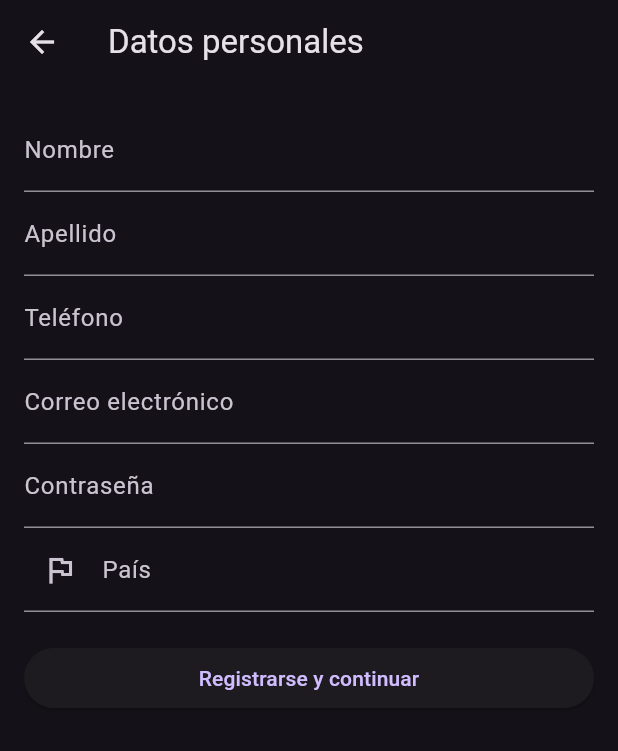
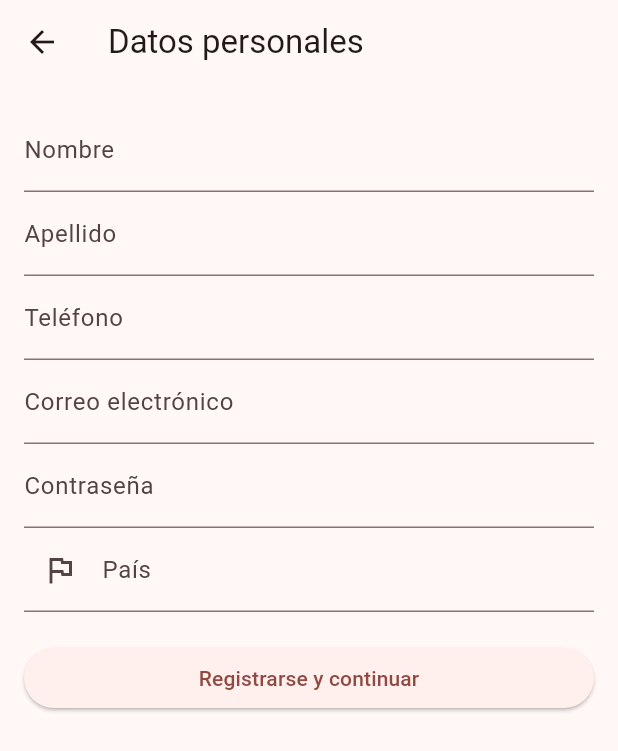
Before and after one commit to maynor-enamorado02/Proyecto-Final-Progra-Movil, a Flutter app: the screen it shows after launch, after a tap on "Iniciar con Google", after a tap on "Registrarse con Correo", on a phone screen of 412 x 824 dp. Shown: the top 751 px of the screen. Run offline on Flutter 3.47's test engine with Material 3 defaults, Android fonts, the phone set to English and light mode, and no system bars; our stand-ins replace cloud_firestore, country_picker, dropdown_search, firebase_auth, firebase_core, flutter_colorpicker and 2 more; accounts and stored records are empty; network calls fail.

Commit message:
V4
Varias mejoras en opciones
Crear temas propios claro y osuro
Bug de backbutton que aparecia en todas las screens

```diff
--- a/lib/Screens/email_login_form.dart
+++ b/lib/Screens/email_login_form.dart
@@ -1,6 +1,9 @@
+// email_login_form.dart
+import 'package:PokeStats/utils/theme_provider.dart';
 import 'package:flutter/material.dart';
 import 'package:firebase_auth/firebase_auth.dart';
 import 'homepage.dart';
+import 'package:provider/provider.dart';
 
 class EmailLoginForm extends StatefulWidget {
   const EmailLoginForm({super.key});
@@ -30,6 +33,8 @@ class _EmailLoginFormState extends State<EmailLoginForm> {
     email: _emailController.text.trim(),
     password: _passwordController.text.trim(),
   );
+
+  await Provider.of<ThemeProvider>(context, listen: false).loadUserPreferences();
 
   Navigator.pushReplacement(
     context,
--- a/lib/Screens/login_page.dart
+++ b/lib/Screens/login_page.dart
@@ -1,10 +1,13 @@
+//login_page.dart
 // ignore_for_file: use_build_context_synchronously
+import 'package:PokeStats/utils/theme_provider.dart';
 import 'package:flutter/material.dart';
 import 'package:firebase_auth/firebase_auth.dart';
 import 'package:google_sign_in/google_sign_in.dart';
-import 'package:prueba/Screens/email_login_form.dart';
-import 'package:prueba/Screens/user_info_form.dart';
+import 'package:PokeStats/Screens/email_login_form.dart';
+import 'package:PokeStats/Screens/user_info_form.dart';
 import 'homepage.dart';
+import 'package:provider/provider.dart';
 
 class LoginPage extends StatefulWidget {
   const LoginPage({super.key});
@@ -46,6 +49,10 @@ class _LoginPageState extends State<LoginPage> {
     );
 
     await FirebaseAuth.instance.signInWithCredential(credential);
+
+    // Cargar tema después del login
+    await Provider.of<ThemeProvider>(context, listen: false).loadUserPreferences();
+
     _goToHomePage();
   } catch (e) {
     setState(() {
@@ -66,6 +73,9 @@ class _LoginPageState extends State<LoginPage> {
 
   try {
     await FirebaseAuth.instance.signInAnonymously();
+
+    await Provider.of<ThemeProvider>(context, listen: false).loadUserPreferences();
+
     _goToHomePage();
   } catch (e) {
     setState(() {
--- a/lib/Screens/user_info_form.dart
+++ b/lib/Screens/user_info_form.dart
@@ -71,10 +71,18 @@ class _UserInfoFormState extends State<UserInfoForm> {
 
   @override
   Widget build(BuildContext context) {
-    return Scaffold(
-      appBar: AppBar(title: const Text('Datos personales')),
-      body: Padding(
-        padding: const EdgeInsets.all(16),
+return Scaffold(
+  appBar: AppBar(
+    title: const Text('Datos personales'),
+    leading: ModalRoute.of(context)?.canPop == true
+        ? IconButton(
+            icon: const Icon(Icons.arrow_back),
+            onPressed: () => Navigator.pop(context),
+          )
+        : null,
+  ),
+  body: Padding(
+    padding: const EdgeInsets.all(16),
         child: Form(
           key: _formKey,
           child: ListView(
--- a/lib/main.dart
+++ b/lib/main.dart
@@ -1,17 +1,24 @@
 import 'package:flutter/material.dart';
 import 'package:firebase_core/firebase_core.dart';
 import 'package:firebase_auth/firebase_auth.dart';
-import 'package:prueba/Screens/login_page.dart';
-import 'package:prueba/Screens/homepage.dart';
+import 'package:PokeStats/Screens/login_page.dart';
+import 'package:PokeStats/Screens/homepage.dart';
+import 'package:PokeStats/utils/theme_provider.dart';
 import 'firebase_options.dart';
+import 'package:provider/provider.dart';
 
 
 void main() async {
   WidgetsFlutterBinding.ensureInitialized();
-  await Firebase.initializeApp(
-  options: DefaultFirebaseOptions.currentPlatform,
+  await Firebase.initializeApp(options: DefaultFirebaseOptions.currentPlatform);
+  final themeProvider = ThemeProvider();
+  await themeProvider.loadUserPreferences(); // carga inicial
+  runApp(
+    ChangeNotifierProvider.value(
+      value: themeProvider,
+      child: const PokemonApp(),
+    ),
   );
-  runApp(const PokemonApp());
 }
 
 class PokemonApp extends StatelessWidget {
@@ -19,17 +26,17 @@
 
   @override
   Widget build(BuildContext context) {
+    return Consumer<ThemeProvider>(
+      builder: (context, themeProvider, _) {
         return MaterialApp(
           debugShowCheckedModeBanner: false,
           title: 'Pokémon App',
-      theme: ThemeData(
-        primarySwatch: Colors.red,
-        brightness: Brightness.dark,
-        visualDensity: VisualDensity.adaptivePlatformDensity,
-      ),
+          theme: themeProvider.themeData,
           home: FirebaseAuth.instance.currentUser == null
               ? const LoginPage()
               : const HomePage(),
         );
+      },
+    );
   }
 }
--- /dev/null
+++ b/lib/utils/theme_provider.dart
@@ -0,0 +1,85 @@
+// lib /utils/theme_provider.dart
+import 'package:flutter/material.dart';
+import 'package:cloud_firestore/cloud_firestore.dart';
+import 'package:firebase_auth/firebase_auth.dart';
+import 'package:shared_preferences/shared_preferences.dart';
+class ThemeProvider with ChangeNotifier {
+  bool _isDarkMode = false;
+  Color _primaryColor = Colors.red;
+
+  bool get isDarkMode => _isDarkMode;
+  Color get primaryColor => _primaryColor;
+
+  ThemeMode get themeMode => _isDarkMode ? ThemeMode.dark : ThemeMode.light;
+
+  ThemeData get themeData => ThemeData(
+        brightness: _isDarkMode ? Brightness.dark : Brightness.light,
+        primaryColor: _primaryColor,
+        colorScheme: ColorScheme.fromSeed(
+          seedColor: _primaryColor,
+          brightness: _isDarkMode ? Brightness.dark : Brightness.light,
+        ),
+        useMaterial3: true,
+      );
+
+  /// Cargar preferencias al inicio
+  Future<void> loadUserPreferences() async {
+    final user = FirebaseAuth.instance.currentUser;
+
+    if (user != null && !user.isAnonymous) {
+      final doc = await FirebaseFirestore.instance.collection('users').doc(user.uid).get();
+      if (doc.exists) {
+        final data = doc.data()!;
+        if (data.containsKey('colorPrimario')) {
+          _primaryColor = Color(int.parse(data['colorPrimario'], radix: 16));
+        }
+        if (data.containsKey('temaOscuro')) {
+          _isDarkMode = data['temaOscuro'] ?? false;
+        }
+        notifyListeners();
+      }
+    } else {
+      // Usuario anónimo: cargar desde SharedPreferences
+      final prefs = await SharedPreferences.getInstance();
+      _isDarkMode = prefs.getBool('temaOscuro') ?? false;
+      final colorHex = prefs.getString('colorPrimario');
+      if (colorHex != null) {
+        _primaryColor = Color(int.parse(colorHex.replaceAll('#', '0xff')));
+      }
+      notifyListeners();
+    }
+  }
+
+  void toggleDarkMode(bool isDark) async {
+    _isDarkMode = isDark;
+    notifyListeners();
+    await _guardarPreferencias();
+  }
+
+  Future<void> updatePrimaryColor(Color color) async {
+    _primaryColor = color;
+    notifyListeners();
+    await _guardarPreferencias();
+  }
+
+  Future<void> _guardarPreferencias() async {
+    final user = FirebaseAuth.instance.currentUser;
+
+    if (user != null && !user.isAnonymous) {
+      // Guardar en Firestore
+      await FirebaseFirestore.instance.collection('users').doc(user.uid).set({
+        'temaOscuro': _isDarkMode,
+        'colorPrimario': _colorToHex(_primaryColor),
+      }, SetOptions(merge: true));
+    } else {
+      // Guardar en SharedPreferences
+      final prefs = await SharedPreferences.getInstance();
+      await prefs.setBool('temaOscuro', _isDarkMode);
+      await prefs.setString('colorPrimario', _colorToHex(_primaryColor));
+    }
+  }
+
+  // Helper para convertir Color a Hex
+  String _colorToHex(Color color) =>
+      '#${color.value.toRadixString(16).padLeft(8, '0').toUpperCase()}';
+}
```
Also changed, not shown: lib/Screens/homepage.dart (+16 -9 lines), lib/Screens/opciones.dart (+62 -26 lines), pubspec.yaml (+9 -2 lines), assets/icon1.png (added), pubspec.lock, 3 other files. Lines whose indentation alone changed are shown as unchanged.
